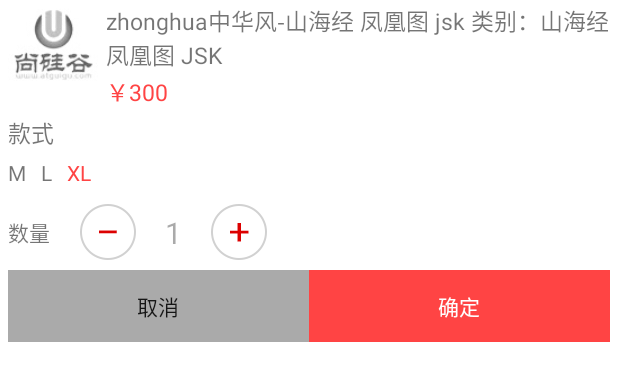
After one commit to yangguangfu520/ShoppingMall_1020, an Android app: the layout popupwindow_add_product.xml on its own in the app's theme, with its tools: preview values and no code run, on a phone screen of 412 x 824 dp. The commit adds this screen. Shown: the top 381 px of the screen. Run offline under Robolectric (Android 15) with nearby library versions, the phone set to English and light mode, and no system bars.

Commit message:
添加到购物车的对话框

```diff
--- /dev/null
+++ b/app/src/main/res/layout/popupwindow_add_product.xml
@@ -0,0 +1,119 @@
+<?xml version="1.0" encoding="utf-8"?>
+<LinearLayout xmlns:android="http://schemas.android.com/apk/res/android"
+    android:layout_width="match_parent"
+    android:layout_height="match_parent"
+    xmlns:app="http://schemas.android.com/apk/res-auto"
+    android:background="@android:color/white"
+    android:orientation="vertical"
+    android:paddingLeft="5dp"
+    android:paddingRight="5dp">
+
+    <LinearLayout
+        android:layout_width="match_parent"
+        android:layout_height="wrap_content"
+        android:orientation="horizontal">
+
+        <ImageView
+            android:id="@+id/iv_goodinfo_photo"
+            android:layout_width="60dp"
+            android:layout_height="60dp"
+            android:src="@drawable/new_img_loading_1" />
+
+        <LinearLayout
+            android:layout_width="match_parent"
+            android:layout_height="wrap_content"
+            android:layout_marginLeft="5dp"
+            android:orientation="vertical">
+
+            <TextView
+                android:id="@+id/tv_goodinfo_name"
+                android:layout_width="match_parent"
+                android:layout_height="wrap_content"
+                android:layout_marginTop="2dp"
+                android:text="zhonghua中华风-山海经 凤凰图 jsk 类别：山海经 凤凰图 JSK"
+                android:textSize="15sp" />
+
+            <TextView
+                android:id="@+id/tv_goodinfo_price"
+                android:layout_width="wrap_content"
+                android:layout_height="wrap_content"
+                android:layout_marginTop="2dp"
+                android:text="￥300"
+                android:textColor="@android:color/holo_red_light"
+                android:textSize="15sp" />
+        </LinearLayout>
+    </LinearLayout>
+
+    <TextView
+        android:layout_width="match_parent"
+        android:layout_height="wrap_content"
+        android:layout_marginTop="4dp"
+        android:text="款式"
+        android:textSize="15sp" />
+
+    <LinearLayout
+        android:layout_width="match_parent"
+        android:layout_height="wrap_content"
+        android:layout_marginTop="5dp">
+
+        <TextView
+            android:layout_width="wrap_content"
+            android:layout_height="wrap_content"
+            android:text="M" />
+
+        <TextView
+            android:layout_width="wrap_content"
+            android:layout_height="wrap_content"
+            android:layout_marginLeft="10dp"
+            android:text="L" />
+
+        <TextView
+            android:layout_width="wrap_content"
+            android:layout_height="wrap_content"
+            android:layout_marginLeft="10dp"
+            android:text="XL"
+            android:textColor="@android:color/holo_red_light" />
+    </LinearLayout>
+
+    <LinearLayout
+        android:layout_width="match_parent"
+        android:layout_height="wrap_content"
+        android:layout_marginTop="5dp">
+
+        <TextView
+            android:layout_width="wrap_content"
+            android:layout_height="wrap_content"
+            android:layout_gravity="center"
+            android:text="数量" />
+
+        <com.atguigu.shoppingmall_1020.shoppingcart.view.AddSubView
+            android:id="@+id/nas_goodinfo_num"
+            android:layout_width="wrap_content"
+            android:layout_height="wrap_content"
+            app:numberAddBackground="@drawable/goods_add_btn"
+            app:numberSubBackground="@drawable/goods_sub_btn"
+            android:layout_marginLeft="20dp" />
+    </LinearLayout>
+
+    <LinearLayout
+        android:layout_width="match_parent"
+        android:layout_height="wrap_content">
+
+        <Button
+            android:id="@+id/bt_goodinfo_cancel"
+            android:layout_width="0dp"
+            android:layout_height="wrap_content"
+            android:layout_weight="1"
+            android:background="@android:color/darker_gray"
+            android:text="取消" />
+
+        <Button
+            android:id="@+id/bt_goodinfo_confim"
+            android:layout_width="0dp"
+            android:layout_height="wrap_content"
+            android:layout_weight="1"
+            android:background="@android:color/holo_red_light"
+            android:text="确定"
+            android:textColor="@android:color/white" />
+    </LinearLayout>
+</LinearLayout>
```
Also changed, not shown: app/src/main/java/com/atguigu/shoppingmall_1020/app/GoodsInfoActivity.java (+117 -1 lines), app/src/main/java/com/atguigu/shoppingmall_1020/shoppingcart/utils/CartStorage.java (+11 -1 lines), app/src/main/java/com/atguigu/shoppingmall_1020/utils/VirtualkeyboardHeight.java (added, +58 -0 lines), app/src/main/res/anim/pophidden_anim.xml (added, +13 -0 lines), app/src/main/res/anim/popshow_anim.xml (added, +13 -0 lines), app/src/main/res/values/styles.xml (+9 -0 lines).
